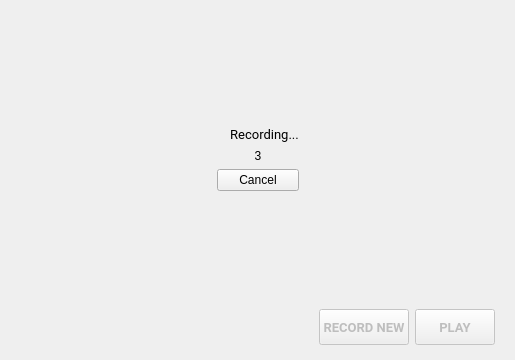
aosp-mirror/platform_external_qemu, file android/android-emu/android/skin/qt/extended-pages/record-macro-page.ui: the form before one commit.
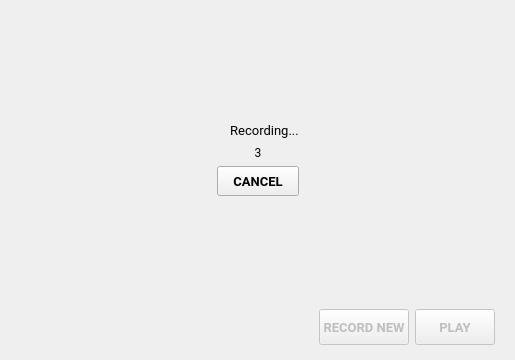
The form after the commit. The open tabs and pages were chosen to show the change. Icons and pictures are not drawn. Custom widgets are drawn as their Qt base class.

Commit message: MacroUI: UI improvements to prerecording countdown.

```diff
--- a/android/android-emu/android/skin/qt/extended-pages/record-macro-page.ui
+++ b/android/android-emu/android/skin/qt/extended-pages/record-macro-page.ui
@@ -319,6 +319,11 @@
            </item>
            <item>
             <widget class="QLabel" name="countLabel">
+             <property name="font">
+              <font>
+               <family>Roboto</family>
+              </font>
+             </property>
              <property name="text">
               <string>3</string>
              </property>
@@ -328,9 +333,26 @@
             </widget>
            </item>
            <item>
-            <widget class="QPushButton" name="cancelButton">
+            <widget class="RaisedMaterialButton" name="cancelButton">
+             <property name="minimumSize">
+              <size>
+               <width>0</width>
+               <height>30</height>
+              </size>
+             </property>
+             <property name="font">
+              <font>
+               <family>Roboto</family>
+               <pointsize>10</pointsize>
+               <weight>75</weight>
+               <bold>true</bold>
+              </font>
+             </property>
              <property name="text">
-              <string>Cancel</string>
+              <string>CANCEL</string>
+             </property>
+             <property name="ColorGroup" stdset="0">
+              <string>Button</string>
              </property>
             </widget>
            </item>
```
Left out of the diff: 3 changed lines with no effect on the pictures. The commit also changes 2 other files.
